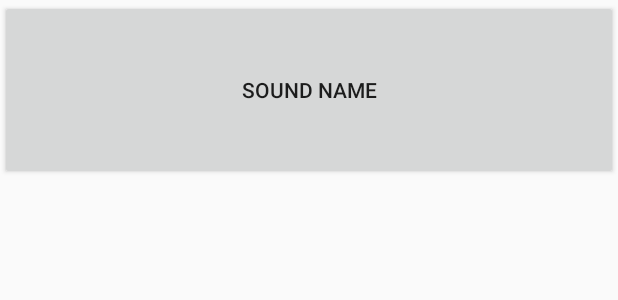
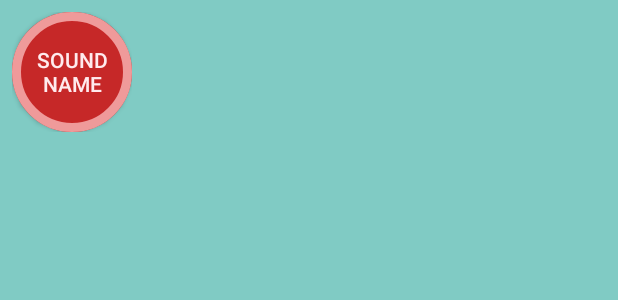
Before and after one commit to amitenten/BeatBox, an Android app: the layout list_item_sound.xml on its own in the app's theme, with its tools: preview values and no code run, on a phone screen of 412 x 824 dp. Shown: the top 300 px of the screen. Run offline under Robolectric (Android 15) with nearby library versions, the phone set to English and light mode, and no system bars.

Commit message:
Day 11 : Created Project BeatBox - Edit Style

```diff
--- a/app/src/main/java/com/augmentis/ayp/beatboz/BeatBoxFragment.java
+++ b/app/src/main/java/com/augmentis/ayp/beatboz/BeatBoxFragment.java
@@ -31,6 +31,8 @@ public class BeatBoxFragment extends Fragment {
     @Override
     public void onCreate(@Nullable Bundle savedInstanceState) {
         super.onCreate(savedInstanceState);
+
+        setRetainInstance(true);
 
         beatBox = new BeatBox(getActivity());
     }
--- /dev/null
+++ b/app/src/main/res/drawable/button_beat_box.xml
@@ -0,0 +1,8 @@
+<?xml version="1.0" encoding="utf-8"?>
+<selector xmlns:android="http://schemas.android.com/apk/res/android">
+
+    <item android:drawable="@drawable/button_beat_box_pressed"
+        android:state_pressed="true"/>
+
+    <item android:drawable="@drawable/button_beat_box_nomal"/>
+</selector>
--- /dev/null
+++ b/app/src/main/res/drawable/button_beat_box_nomal.xml
@@ -0,0 +1,17 @@
+<?xml version="1.0" encoding="utf-8"?>
+<layer-list xmlns:android="http://schemas.android.com/apk/res/android">
+
+    <item>
+        <shape
+            android:shape="oval">
+            <solid android:color="@color/Red_800"/>
+        </shape>
+    </item>
+
+    <item>
+        <shape android:shape="oval">
+            <stroke android:width="6dp"
+                android:color="@color/Red_200"/>
+        </shape>
+    </item>
+</layer-list>
--- /dev/null
+++ b/app/src/main/res/drawable/button_beat_box_pressed.xml
@@ -0,0 +1,17 @@
+<?xml version="1.0" encoding="utf-8"?>
+<layer-list xmlns:android="http://schemas.android.com/apk/res/android">
+
+    <item>
+        <shape
+            android:shape="oval">
+            <solid android:color="@color/Teal_600"/>
+        </shape>
+    </item>
+
+    <item>
+        <shape android:shape="oval">
+            <stroke android:width="6dp"
+                android:color="@color/Teal_100"/>
+        </shape>
+    </item>
+</layer-list>
--- a/app/src/main/res/layout/list_item_sound.xml
+++ b/app/src/main/res/layout/list_item_sound.xml
@@ -1,9 +1,18 @@
 <?xml version="1.0" encoding="utf-8"?>
-<Button xmlns:android="http://schemas.android.com/apk/res/android"
+<FrameLayout
+    xmlns:android="http://schemas.android.com/apk/res/android"
     xmlns:tools="http://schemas.android.com/tools"
-    android:id="@+id/list_item_sound_button"
-    android:layout_width="match_parent"
-    android:layout_height="120dp"
-    tools:text="Sound Name">
+    android:layout_margin="8dp"
+    android:layout_height="wrap_content"
+    android:layout_width="wrap_content">
 
-</Button>
+    <Button
+        android:id="@+id/list_item_sound_button"
+        android:layout_width="80dp"
+        android:layout_height="80dp"
+        android:layout_gravity="center_vertical"
+        android:textAlignment="center"
+        tools:text="Sound Name">
+    </Button>
+
+</FrameLayout>
--- a/app/src/main/res/values/styles.xml
+++ b/app/src/main/res/values/styles.xml
@@ -3,9 +3,21 @@
     <!-- Base application theme. -->
     <style name="AppTheme" parent="Theme.AppCompat.Light.DarkActionBar">
         <!-- Customize your theme here. -->
-        <item name="colorPrimary">@color/colorPrimary</item>
-        <item name="colorPrimaryDark">@color/colorPrimaryDark</item>
-        <item name="colorAccent">@color/colorAccent</item>
+        <item name="colorPrimary">@color/Teal_600</item>
+        <item name="colorPrimaryDark">@color/Teal_700</item>
+        <item name="colorAccent">@color/Pink_200</item>
+        <!--<item name="android:textColorPrimary">@color/Cyan_50</item>-->
+        <item name="android:colorBackground">@color/Teal_200</item>
+        <item name="android:buttonStyle">@style/BeatBoxButton</item>
+    </style>
+
+    <style name="BeatBoxButton" parent="Base.Widget.AppCompat.Button">
+        <item name="android:textColor">@color/Red_50</item>
+        <item name="android:background">@drawable/button_beat_box</item>
+    </style>
+
+    <style name="BeatBoxButton.Strong" parent="BeatBoxButton">
+        <item name="android:textStyle">bold|italic</item>
     </style>
 
 </resources>
```
Also changed, not shown: app/src/main/res/values/colors.xml (+51 -3 lines).
